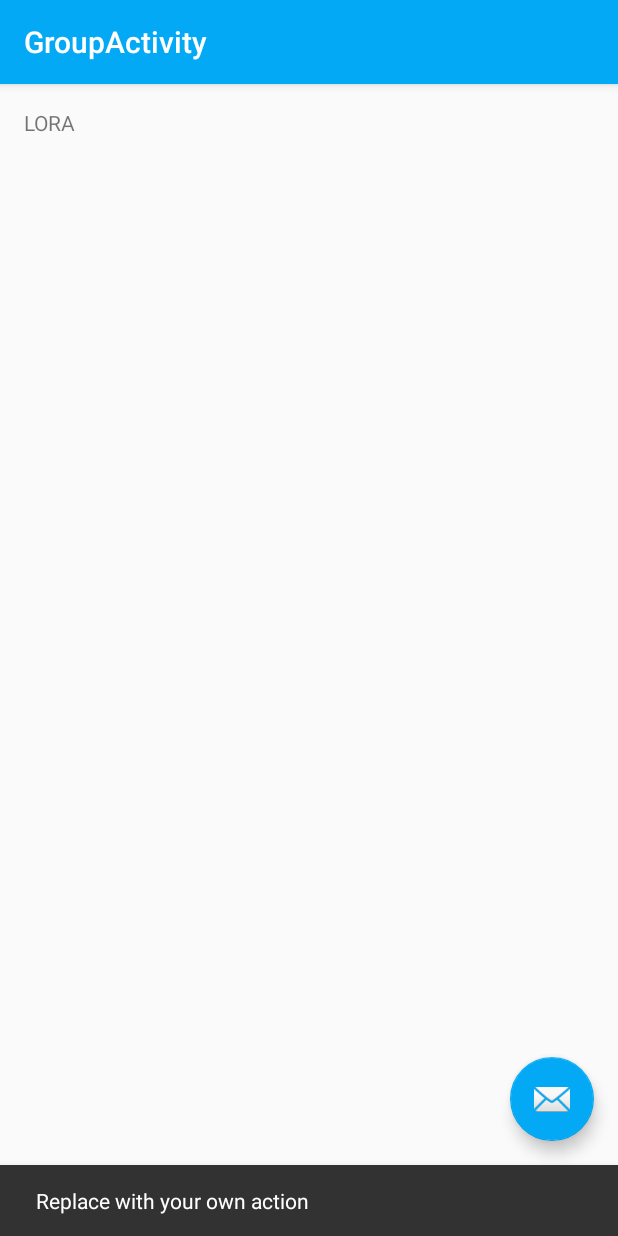
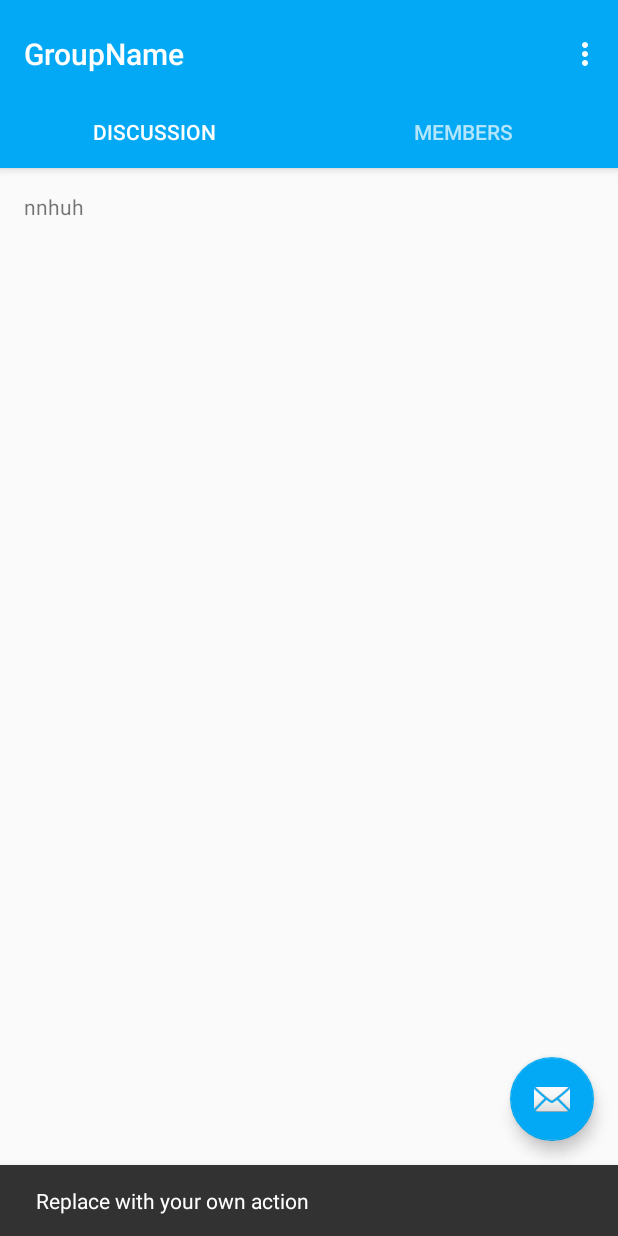
Before and after one commit to meetingbridge/MeetingBridge, an Android app: the GroupActivity screen opened directly, with no data from a screen before it, after a tap on an icon or button, on a phone screen of 412 x 824 dp. Run offline under Robolectric (Android 15) with nearby library versions, the phone set to English and light mode, and no system bars; our stand-ins replace Firebase (no records; nobody signed in at launch, a user with empty details on screens opened directly); 2 statements that could not run were skipped.

Commit message:
Group Frags

```diff
--- /dev/null
+++ b/app/src/main/java/com/cs/meetingbridge/DiscussionFragment.java
@@ -0,0 +1,104 @@
+package com.cs.meetingbridge;
+
+import android.content.Context;
+import android.net.Uri;
+import android.os.Bundle;
+import android.support.v4.app.Fragment;
+import android.view.LayoutInflater;
+import android.view.View;
+import android.view.ViewGroup;
+import android.widget.TextView;
+
+
+/**
+ * A simple {@link Fragment} subclass.
+ * Activities that contain this fragment must implement the
+ * {@link DiscussionFragment.OnFragmentInteractionListener} interface
+ * to handle interaction events.
+ * Use the {@link DiscussionFragment#newInstance} factory method to
+ * create an instance of this fragment.
+ */
+public class DiscussionFragment extends Fragment {
+    // TODO: Rename parameter arguments, choose names that match
+    // the fragment initialization parameters, e.g. ARG_ITEM_NUMBER
+    private static final String ARG_PARAM1 = "param1";
+    private static final String ARG_PARAM2 = "param2";
+
+    // TODO: Rename and change types of parameters
+    private String mParam1;
+    private String mParam2;
+
+    private OnFragmentInteractionListener mListener;
+
+    public DiscussionFragment() {
+        // Required empty public constructor
+    }
+
+    public static DiscussionFragment newInstance() {
+        DiscussionFragment dis = new DiscussionFragment();
+        return dis;
+    }
+
+    @Override
+    public void onCreate(Bundle savedInstanceState) {
+        super.onCreate(savedInstanceState);
+        if (getArguments() != null) {
+            mParam1 = getArguments().getString(ARG_PARAM1);
+            mParam2 = getArguments().getString(ARG_PARAM2);
+        }
+    }
+
+    @Override
+    public View onCreateView(LayoutInflater inflater, ViewGroup container,
+                             Bundle savedInstanceState) {
+        // Inflate the layout for this fragment
+        View rootView = inflater.inflate(R.layout.fragment_discussion, container, false);
+
+        Bundle bundle = this.getArguments();
+        if (bundle != null) {
+            String id = bundle.getString("id");
+            TextView textView = (TextView) rootView.findViewById(R.id.textView);
+            textView.setText(id + "2231");
+        }
+        return rootView;
+    }
+
+    // TODO: Rename method, update argument and hook method into UI event
+    public void onButtonPressed(Uri uri) {
+        if (mListener != null) {
+            mListener.onFragmentInteraction(uri);
+        }
+    }
+
+    @Override
+    public void onAttach(Context context) {
+        super.onAttach(context);
+        if (context instanceof OnFragmentInteractionListener) {
+            mListener = (OnFragmentInteractionListener) context;
+        } else {
+            throw new RuntimeException(context.toString()
+                    + " must implement OnFragmentInteractionListener");
+        }
+    }
+
+    @Override
+    public void onDetach() {
+        super.onDetach();
+        mListener = null;
+    }
+
+    /**
+     * This interface must be implemented by activities that contain this
+     * fragment to allow an interaction in this fragment to be communicated
+     * to the activity and potentially other fragments contained in that
+     * activity.
+     * <p>
+     * See the Android Training lesson <a href=
+     * "http://developer.android.com/training/basics/fragments/communicating.html"
+     * >Communicating with Other Fragments</a> for more information.
+     */
+    public interface OnFragmentInteractionListener {
+        // TODO: Update argument type and name
+        void onFragmentInteraction(Uri uri);
+    }
+}
--- a/app/src/main/java/com/cs/meetingbridge/GroupActivity.java
+++ b/app/src/main/java/com/cs/meetingbridge/GroupActivity.java
@@ -1,12 +1,19 @@
 package com.cs.meetingbridge;
 
+import android.net.Uri;
 import android.os.Bundle;
 import android.support.design.widget.FloatingActionButton;
 import android.support.design.widget.Snackbar;
+import android.support.design.widget.TabLayout;
+import android.support.v4.app.Fragment;
+import android.support.v4.app.FragmentManager;
+import android.support.v4.app.FragmentPagerAdapter;
+import android.support.v4.view.ViewPager;
 import android.support.v7.app.AppCompatActivity;
 import android.support.v7.widget.Toolbar;
+import android.view.Menu;
+import android.view.MenuItem;
 import android.view.View;
-import android.widget.TextView;
 
 import com.google.firebase.auth.FirebaseAuth;
 import com.google.firebase.database.DataSnapshot;
@@ -17,21 +24,35 @@ import com.google.firebase.database.ValueEventListener;
 
 import java.util.ArrayList;
 
-public class GroupActivity extends AppCompatActivity {
+public class GroupActivity extends AppCompatActivity implements DiscussionFragment.OnFragmentInteractionListener {
 
-    ArrayList<GroupInfo> groupInfos = new ArrayList<>();
+    /**
+     * The {@link android.support.v4.view.PagerAdapter} that will provide
+     * fragments for each of the sections. We use a
+     * {@link FragmentPagerAdapter} derivative, which will keep every
+     * loaded fragment in memory. If this becomes too memory intensive, it
+     * may be best to switch to a
+     * {@link android.support.v4.app.FragmentStatePagerAdapter}.
+     */
+    private SectionsPagerAdapter mSectionsPagerAdapter;
+
+    /**
+     * The {@link ViewPager} that will host the section contents.
+     */
+    private ViewPager mViewPager;
 
     @Override
     protected void onCreate(Bundle savedInstanceState) {
         super.onCreate(savedInstanceState);
         setContentView(R.layout.activity_group);
+        setTitle("GroupName");
 
 
         DatabaseReference databaseReference = FirebaseDatabase.getInstance().getReference();
         databaseReference.child("Groups").addValueEventListener(new ValueEventListener() {
             @Override
             public void onDataChange(DataSnapshot dataSnapshot) {
-                getUsers(dataSnapshot);
+                getCurrentGroup(dataSnapshot);
             }
 
             @Override
@@ -40,8 +61,19 @@ public class GroupActivity extends AppCompatActivity {
             }
         });
 
+
         Toolbar toolbar = (Toolbar) findViewById(R.id.toolbar);
         setSupportActionBar(toolbar);
+        // Create the adapter that will return a fragment for each of the three
+        // primary sections of the activity.
+        mSectionsPagerAdapter = new SectionsPagerAdapter(getSupportFragmentManager());
+
+        // Set up the ViewPager with the sections adapter.
+        mViewPager = (ViewPager) findViewById(R.id.container);
+        mViewPager.setAdapter(mSectionsPagerAdapter);
+
+        TabLayout tabLayout = (TabLayout) findViewById(R.id.tabs);
+        tabLayout.setupWithViewPager(mViewPager);
 
         FloatingActionButton fab = (FloatingActionButton) findViewById(R.id.fab);
         fab.setOnClickListener(new View.OnClickListener() {
@@ -51,9 +83,11 @@ public class GroupActivity extends AppCompatActivity {
                         .setAction("Action", null).show();
             }
         });
+
     }
 
-    private void getUsers(DataSnapshot dataSnapshot) {
+    private void getCurrentGroup(DataSnapshot dataSnapshot) {
+        ArrayList<GroupInfo> groupInfos = new ArrayList<>();
         for (DataSnapshot data : dataSnapshot.getChildren()) {
             GroupInfo g = data.getValue(GroupInfo.class);
             ArrayList<userInfo> userInfos = g.getMembersList();
@@ -63,16 +97,88 @@ public class GroupActivity extends AppCompatActivity {
                 }
             }
         }
-
         String id = getIntent().getExtras().get("id").toString();
-        TextView textView = (TextView) findViewById(R.id.text);
         int a = Integer.parseInt(id);
         if (groupInfos.size() > 0) {
-            textView.setText(groupInfos.get(a).getGroupName());
             setTitle(groupInfos.get(a).getGroupName());
-        } else {
-            textView.setText("LORA");
+            Bundle bundle = new Bundle();
+            bundle.putString("id", groupInfos.get(a).getGroupId());
+            DiscussionFragment obj = new DiscussionFragment();
+            obj.setArguments(bundle);
+        }
+
+    }
+
+    @Override
+    public boolean onCreateOptionsMenu(Menu menu) {
+        // Inflate the menu; this adds items to the action bar if it is present.
+        getMenuInflater().inflate(R.menu.menu_group, menu);
+        return true;
+    }
+
+    @Override
+    public boolean onOptionsItemSelected(MenuItem item) {
+        // Handle action bar item clicks here. The action bar will
+        // automatically handle clicks on the Home/Up button, so long
+        // as you specify a parent activity in AndroidManifest.xml.
+        int id = item.getItemId();
+
+        //noinspection SimplifiableIfStatement
+        if (id == R.id.action_settings) {
+            return true;
+        }
+
+        return super.onOptionsItemSelected(item);
+    }
+
+    @Override
+    public void onFragmentInteraction(Uri uri) {
+
+    }
+
+    /**
+     * A placeholder fragment containing a simple view.
+     */
+
+    /**
+     * A {@link FragmentPagerAdapter} that returns a fragment corresponding to
+     * one of the sections/tabs/pages.
+     */
+    public class SectionsPagerAdapter extends FragmentPagerAdapter {
+
+        public SectionsPagerAdapter(FragmentManager fm) {
+            super(fm);
+        }
+
+        @Override
+        public Fragment getItem(int position) {
+            // getItem is called to instantiate the fragment for the given page.
+            // Return a GroupFragment (defined as a static inner class below).
+            switch (position) {
+                case 0:
+                    return DiscussionFragment.newInstance();
+                case 1:
+                    return GroupFragment.newInstance(position + 1);
+            }
+            return null;
+        }
+
+        @Override
+        public int getCount() {
+
+            return 2;
+        }
+
+        @Override
+        public CharSequence getPageTitle(int position) {
+            switch (position) {
+                case 0:
+                    return "Discussion";
+                case 1:
+                    return "Members";
+
+            }
+            return null;
         }
     }
-
 }
--- /dev/null
+++ b/app/src/main/java/com/cs/meetingbridge/GroupFragment.java
@@ -0,0 +1,40 @@
+package com.cs.meetingbridge;
+
+import android.os.Bundle;
+import android.support.v4.app.Fragment;
+import android.view.LayoutInflater;
+import android.view.View;
+import android.view.ViewGroup;
+
+public class GroupFragment extends Fragment {
+    /**
+     * The fragment argument representing the section number for this
+     * fragment.
+     */
+    private static final String ARG_SECTION_NUMBER = "section_number";
+
+    public GroupFragment() {
+    }
+
+    /**
+     * Returns a new instance of this fragment for the given section
+     * number.
+     */
+    public static GroupFragment newInstance(int sectionNumber) {
+        GroupFragment fragment = new GroupFragment();
+        Bundle args = new Bundle();
+        args.putInt(ARG_SECTION_NUMBER, sectionNumber);
+        fragment.setArguments(args);
+        return fragment;
+    }
+
+    @Override
+    public View onCreateView(LayoutInflater inflater, ViewGroup container,
+                             Bundle savedInstanceState) {
+        View rootView = inflater.inflate(R.layout.fragment_group, container, false);
+        Bundle bundle = this.getArguments();
+
+
+        return rootView;
+    }
+}
--- a/app/src/main/res/layout/activity_group.xml
+++ b/app/src/main/res/layout/activity_group.xml
@@ -2,14 +2,17 @@
 <android.support.design.widget.CoordinatorLayout xmlns:android="http://schemas.android.com/apk/res/android"
     xmlns:app="http://schemas.android.com/apk/res-auto"
     xmlns:tools="http://schemas.android.com/tools"
+    android:id="@+id/main_content"
     android:layout_width="match_parent"
     android:layout_height="match_parent"
     android:fitsSystemWindows="true"
     tools:context="com.cs.meetingbridge.GroupActivity">
 
     <android.support.design.widget.AppBarLayout
+        android:id="@+id/appbar"
         android:layout_width="match_parent"
         android:layout_height="wrap_content"
+        android:paddingTop="@dimen/appbar_padding_top"
         android:theme="@style/AppTheme.AppBarOverlay">
 
         <android.support.v7.widget.Toolbar
@@ -17,17 +20,29 @@
             android:layout_width="match_parent"
             android:layout_height="?attr/actionBarSize"
             android:background="?attr/colorPrimary"
-            app:popupTheme="@style/AppTheme.PopupOverlay" />
+            app:layout_scrollFlags="scroll|enterAlways"
+            app:popupTheme="@style/AppTheme.PopupOverlay">
+
+        </android.support.v7.widget.Toolbar>
+
+        <android.support.design.widget.TabLayout
+            android:id="@+id/tabs"
+            android:layout_width="match_parent"
+            android:layout_height="wrap_content" />
 
     </android.support.design.widget.AppBarLayout>
 
-    <include layout="@layout/content_group" />
+    <android.support.v4.view.ViewPager
+        android:id="@+id/container"
+        android:layout_width="match_parent"
+        android:layout_height="match_parent"
+        app:layout_behavior="@string/appbar_scrolling_view_behavior" />
 
     <android.support.design.widget.FloatingActionButton
         android:id="@+id/fab"
         android:layout_width="wrap_content"
         android:layout_height="wrap_content"
-        android:layout_gravity="bottom|end"
+        android:layout_gravity="end|bottom"
         android:layout_margin="@dimen/fab_margin"
         app:srcCompat="@android:drawable/ic_dialog_email" />
 
--- a/app/src/main/res/layout/content_group.xml
+++ b/app/src/main/res/layout/fragment_discussion.xml
@@ -1,8 +1,5 @@
-<?xml version="1.0" encoding="utf-8"?>
 <LinearLayout xmlns:android="http://schemas.android.com/apk/res/android"
-    xmlns:app="http://schemas.android.com/apk/res-auto"
     xmlns:tools="http://schemas.android.com/tools"
-    android:id="@+id/content_group"
     android:layout_width="match_parent"
     android:layout_height="match_parent"
     android:orientation="horizontal"
@@ -10,13 +7,12 @@
     android:paddingLeft="@dimen/activity_horizontal_margin"
     android:paddingRight="@dimen/activity_horizontal_margin"
     android:paddingTop="@dimen/activity_vertical_margin"
-    app:layout_behavior="@string/appbar_scrolling_view_behavior"
-    tools:context="com.cs.meetingbridge.GroupActivity"
-    tools:showIn="@layout/activity_group">
+    tools:context="com.cs.meetingbridge.DiscussionFragment">
 
     <TextView
-        android:id="@+id/text"
-        android:layout_width="wrap_content"
-        android:layout_height="wrap_content" />
+        android:id="@+id/textView"
+        android:layout_width="match_parent"
+        android:layout_height="match_parent"
+        android:text="nnhuh" />
 
 </LinearLayout>
--- a/app/src/main/res/values/strings.xml
+++ b/app/src/main/res/values/strings.xml
@@ -8,4 +8,7 @@
     <string name="btn_back"><![CDATA[<- Back]]></string>
     <string name="title_activity_group">GroupActivity</string>
     <string name="section_format">Hello World from section: %1$d</string>
+
+    <!-- TODO: Remove or change this placeholder text -->
+    <string name="hello_blank_fragment">Hello blank fragment</string>
 </resources>
```
Also changed, not shown: app/build.gradle (+5 -4 lines), app/src/main/java/com/cs/meetingbridge/MainActivity.java (+13 -14 lines), app/src/main/res/layout/fragment_group.xml (added, +18 -0 lines).
